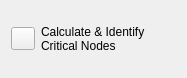
Above: plugins/calculate/dmzMBRACalculateForm.ui from dmzgroup/mbra before the change. Below: the same form after it.
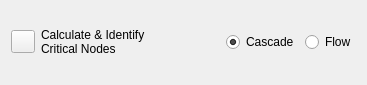
That is the form after the change.

Commit message: Initial UI updates for flow simulations.

What changed in the file:
```diff
--- a/plugins/calculate/dmzMBRACalculateForm.ui
+++ b/plugins/calculate/dmzMBRACalculateForm.ui
@@ -6,8 +6,8 @@
    <rect>
     <x>0</x>
     <y>0</y>
-    <width>187</width>
-    <height>78</height>
+    <width>367</width>
+    <height>85</height>
    </rect>
   </property>
   <property name="windowTitle">
@@ -27,6 +27,36 @@
        </property>
       </widget>
      </item>
+     <item>
+      <spacer name="horizontalSpacer">
+       <property name="orientation">
+        <enum>Qt::Horizontal</enum>
+       </property>
+       <property name="sizeHint" stdset="0">
+        <size>
+         <width>40</width>
+         <height>20</height>
+        </size>
+       </property>
+      </spacer>
+     </item>
+     <item>
+      <widget class="QRadioButton" name="cascadeButton">
+       <property name="text">
+        <string>Cascade</string>
+       </property>
+       <property name="checked">
+        <bool>true</bool>
+       </property>
+      </widget>
+     </item>
+     <item>
+      <widget class="QRadioButton" name="flowButton">
+       <property name="text">
+        <string>Flow</string>
+       </property>
+      </widget>
+     </item>
     </layout>
    </item>
   </layout>
```
The commit also changes 5 other files.
